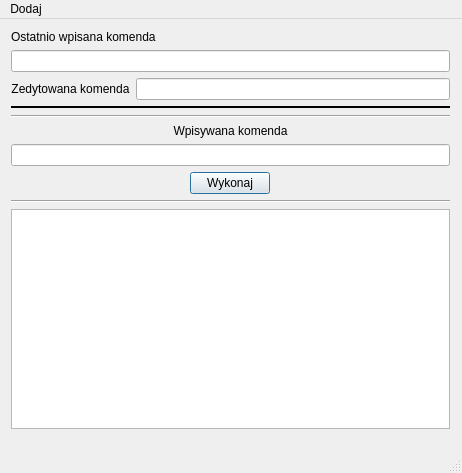
Above: QtGuiApplication1/MainWindow.ui from Vulpelo/QtGuiApplication before the change. Below: the same form after it.
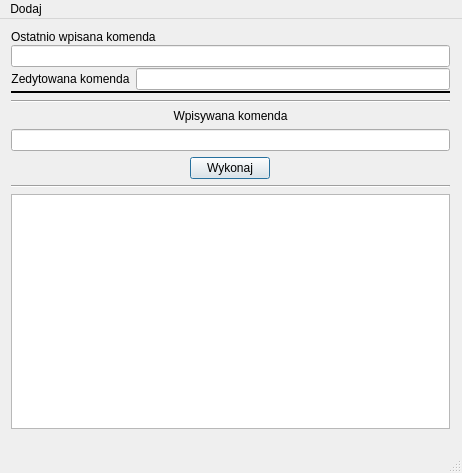
That is the form after the change.

What changed in the file:
```diff
--- a/QtGuiApplication1/MainWindow.ui
+++ b/QtGuiApplication1/MainWindow.ui
@@ -34,7 +34,16 @@
       <enum>QLayout::SetMaximumSize</enum>
      </property>
      <item>
-      <layout class="QVBoxLayout" name="verticalLayout_2">
+      <layout class="QVBoxLayout" name="verticalLayout_2" stretch="0,0,0,0">
+       <property name="spacing">
+        <number>1</number>
+       </property>
+       <property name="sizeConstraint">
+        <enum>QLayout::SetDefaultConstraint</enum>
+       </property>
+       <property name="leftMargin">
+        <number>0</number>
+       </property>
        <item>
         <widget class="QLabel" name="label">
          <property name="sizePolicy">
```
Left out of the diff: 6 changed lines with no effect on the pictures.
